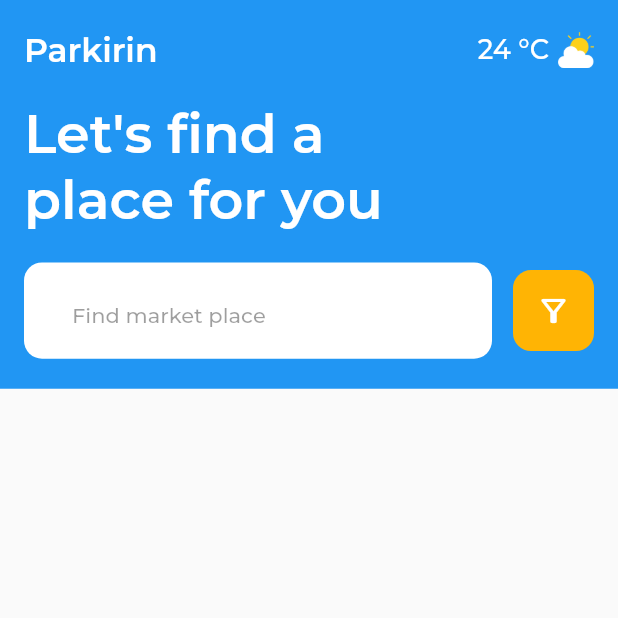
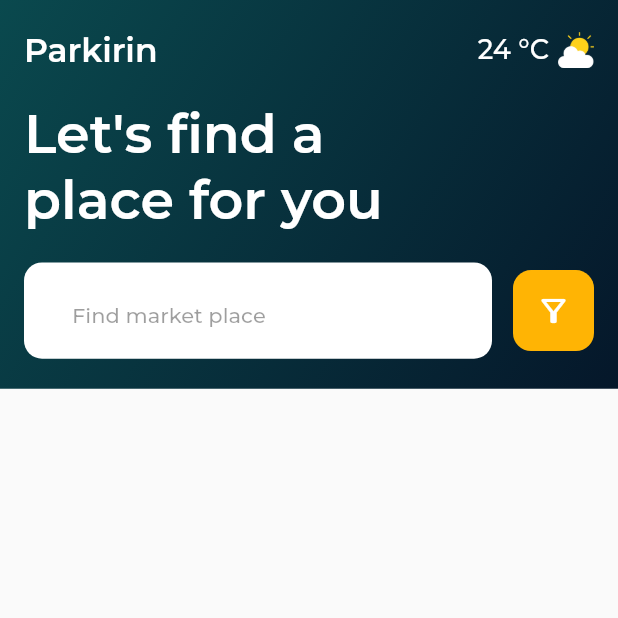
Before and after one commit to stark-ace-1891/tf08p_0020_codigo_ui, a Flutter app: the screen it shows after launch, on a phone screen of 412 x 824 dp, the top half of it. Run offline on Flutter 3.47's test engine with Material 2 defaults, Android fonts, the phone set to English and light mode, and no system bars; our stand-ins replace google_fonts.

Commit message:
Acabando header principal y gradient

```diff
--- a/lib/pages/home_page.dart
+++ b/lib/pages/home_page.dart
@@ -22,7 +22,17 @@ class HomePage extends StatelessWidget {
               ),
               // height: 300,
               width: double.infinity,
-              color: Colors.blue,
+
+              decoration: BoxDecoration(
+                  gradient: LinearGradient(
+                begin: Alignment.topLeft,
+                end: Alignment.bottomRight,
+                colors: [
+                  Color(0xff0a494e),
+                  Color(0xff05172a),
+                ],
+              )),
+
               child: SafeArea(
                 child: Column(
                   crossAxisAlignment: CrossAxisAlignment.start,
```
